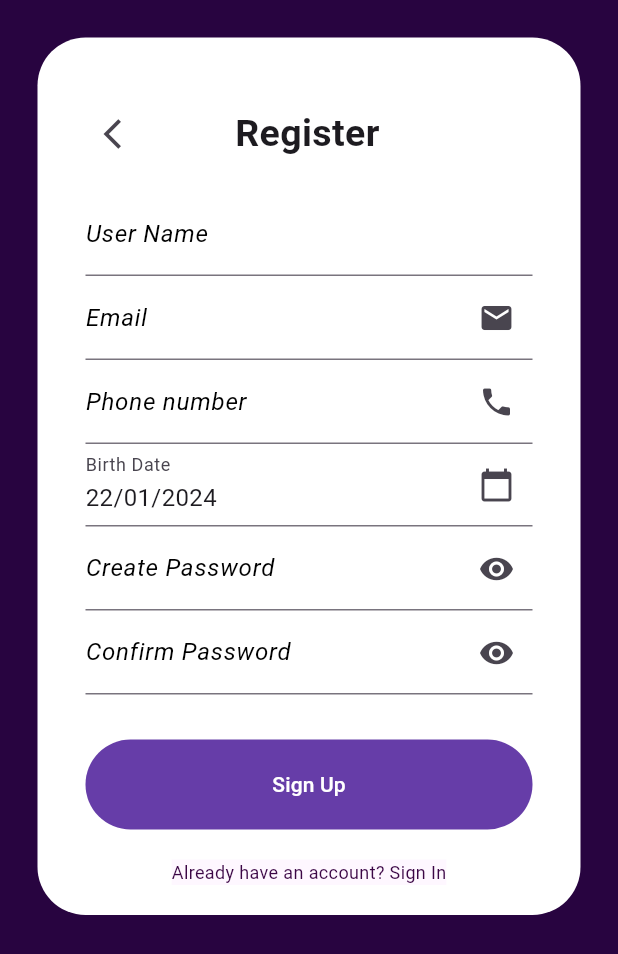
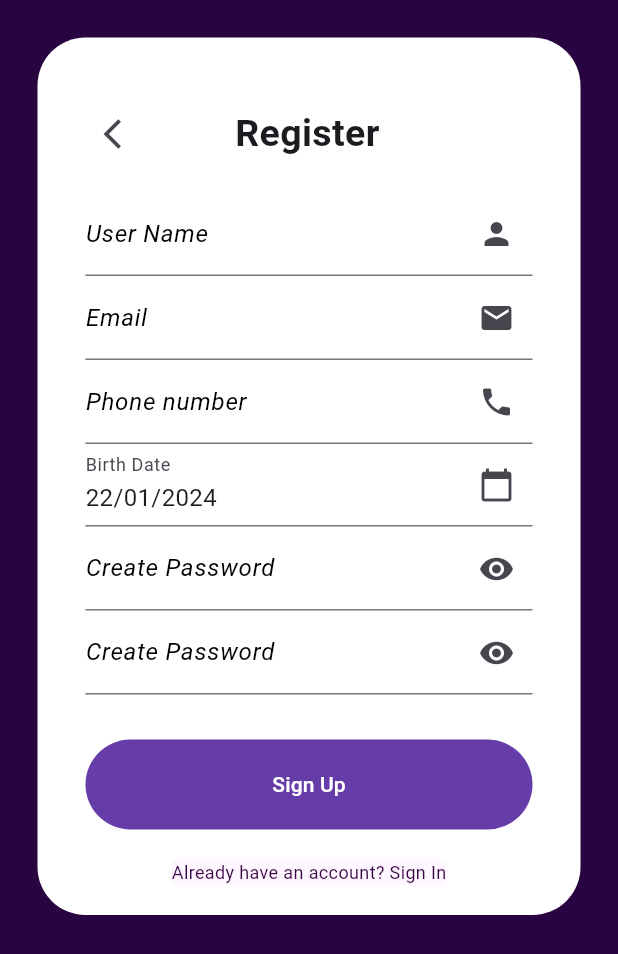
Before and after one commit to manulis/Harmonica, a Flutter app: the Register screen opened directly, scrolled down 206 dp, on a phone screen of 412 x 824 dp. Shown: the top 954 px of the screen. Run offline on Flutter 3.47's test engine with Material 3 defaults, Android fonts, the phone set to English and light mode, and no system bars; our stand-ins replace email_validator, flutter_spinkit, supabase_flutter; accounts and stored records are empty.

Commit message:
widgets genericos para campos de texto, creación de usuario a partir de correo y password

```diff
--- a/lib/screens/Register.dart
+++ b/lib/screens/Register.dart
@@ -5,6 +5,7 @@ import 'package:harmonica/functions/navigator.dart';
 import 'package:harmonica/functions/databasePetitions.dart';
 import 'package:intl/intl.dart';
 import 'package:harmonica/objects/User.dart' as UserObject;
+
 
 class Register extends StatefulWidget {
   @override
@@ -14,6 +15,7 @@ class Register extends StatefulWidget {
 class _Register extends State<Register> {
   bool _obscureText1 = true;
   bool _obscureText2 = true;
+  bool _loadinSpinner = false;
   DateTime _selectedDate = DateTime.now();
   String name = '';
   String email = '';
@@ -69,7 +71,7 @@ class _Register extends State<Register> {
           body: SingleChildScrollView(
             child: Container(
               padding: const EdgeInsets.all(15),
-              child: Column(
+              child:  Column(
                 children: [
                   Container(
                     padding: const EdgeInsets.symmetric(horizontal: 32, vertical: 20),
@@ -79,7 +81,6 @@ class _Register extends State<Register> {
                       borderRadius: BorderRadius.circular(32),
                     ),
                     child: Column(
-
                       children: [
                         const SizedBox(height: 20),
                         Row(
@@ -100,6 +101,7 @@ class _Register extends State<Register> {
                             const SizedBox(width: 50),
                           ],
                         ),
+
                         Form(
                         key: _formKey,
                         child:
@@ -107,66 +109,36 @@ class _Register extends State<Register> {
                           crossAxisAlignment: CrossAxisAlignment.stretch,
                           children: [
                             const SizedBox(height: 15),
-                            TextFormField(
+                            GenericTextField(
                               controller: _NameController,
                               validator: FocusName,
-                              decoration:  const InputDecoration(
                               labelText: 'User Name',
-                                labelStyle:  TextStyle(
-                                    color: Color.fromARGB(255, 0, 0, 0),
-                                    fontStyle: FontStyle.italic,
-                                    fontSize: 16),
-                                hintText: 'Write your name',
-                                hintStyle:  TextStyle(
-                                    color: Color.fromARGB(255, 172, 172, 172),
-                                    fontStyle: FontStyle.italic,
-                                    fontSize: 16),
-                              ),
+                              hintText: 'Write your User Name',
+                              suffixIcon: Icons.person,
                               onChanged: (text) {
                                 setState(() {
                                   name = text;
                                 });
                               },
                             ),
-                            TextFormField(
+                            GenericTextField(
                               controller: _EmailController,
                               validator: FocusEmail,
-                              decoration: const InputDecoration(
-
                               labelText: 'Email',
-                                labelStyle: TextStyle(
-                                    color: Color.fromARGB(255, 0, 0, 0),
-                                    fontStyle: FontStyle.italic,
-                                    fontSize: 16),
                               hintText: 'Write your Email',
-                                suffixIcon: Icon(Icons.email),
-                                hintStyle: TextStyle(
-                                    color: Color.fromARGB(255, 172, 172, 172),
-                                    fontStyle: FontStyle.italic,
-                                    fontSize: 16),
-                              ),
+                              suffixIcon: Icons.email,
                               onChanged: (text) {
                                 setState(() {
                                   email = text;
                                 });
                               },
                             ),
-                            TextFormField(
+                            GenericTextField(
                               controller: _PhoneController,
                               validator: FocusPhone,
-                              decoration: const InputDecoration(
                               labelText: 'Phone number',
-                                labelStyle: TextStyle(
-                                    color: Color.fromARGB(255, 0, 0, 0),
-                                    fontStyle: FontStyle.italic,
-                                    fontSize: 16),
                               hintText: 'Write your Phone number',
-                                suffixIcon: Icon(Icons.phone),
-                                hintStyle: TextStyle(
-                                    color: Color.fromARGB(255, 172, 172, 172),
-                                    fontStyle: FontStyle.italic,
-                                    fontSize: 16),
-                              ),
+                              suffixIcon: Icons.phone,
                               onChanged: (text) {
                                 setState(() {
                                   phone = text;
@@ -188,64 +160,30 @@ class _Register extends State<Register> {
                                 ),
                               ),
                             ),
-                            TextFormField(
+                            CustomPasswordTextField(
                               controller: _PasswordController,
                               validator: FocusPassword,
                               obscureText: _obscureText1,
-                              decoration: InputDecoration(
-                                labelText: 'Create Password',
-                                labelStyle: const TextStyle(
-                                    color: Color.fromARGB(255, 0, 0, 0),
-                                    fontStyle: FontStyle.italic,
-                                    fontSize: 16),
-                                hintText: 'Type a Password',
-                                hintStyle: const TextStyle(
-                                    color: Color.fromARGB(255, 172, 172, 172),
-                                    fontStyle: FontStyle.italic,
-                                    fontSize: 16),
-                                suffixIcon: IconButton(
-                                  icon: Icon(_obscureText1
-                                      ? Icons.visibility
-                                      : Icons.visibility_off),
-                                  onPressed: () {
+                              onToggleObscureText: (bool value) {
                                 setState(() {
-                                      _obscureText1 = !_obscureText1;
+                                  _obscureText1 = value;
                                 });
                               },
-                                ),
-                              ),
                               onChanged: (text) {
                                 setState(() {
                                   password = text;
                                 });
                               },
                             ),
-                            TextFormField(
+                            CustomPasswordTextField(
                               controller: _RetypePasswordController,
                               validator: passEq,
-                              obscureText: _obscureText2,
-                              decoration: InputDecoration(
-                                labelText: 'Confirm Password',
-                                labelStyle: const TextStyle(
-                                    color: Color.fromARGB(255, 0, 0, 0),
-                                    fontStyle: FontStyle.italic,
-                                    fontSize: 16),
-                                hintText: 'Retype your Password',
-                                hintStyle: const TextStyle(
-                                    color: Color.fromARGB(255, 172, 172, 172),
-                                    fontStyle: FontStyle.italic,
-                                    fontSize: 16),
-                                suffixIcon: IconButton(
-                                  icon: Icon(_obscureText2
-                                      ? Icons.visibility
-                                      : Icons.visibility_off),
-                                  onPressed: () {
+                              obscureText: _obscureText1,
+                              onToggleObscureText: (bool value) {
                                 setState(() {
-                                      _obscureText2 = !_obscureText2;
+                                  _obscureText2 = value;
                                 });
                               },
-                                ),
-                              ),
                               onChanged: (text) {
                                 setState(() {
                                   Retypepassword = text;
@@ -254,14 +192,24 @@ class _Register extends State<Register> {
                             ),
                             const SizedBox(height: 30),
                             SizedBox(
-                              child: buildButton('Sign Up', () async {
+                              child:
+                              _loadinSpinner ? spinkit :
+                              buildButton('Sign Up', () async {
                                 String birthDate = DateFormat('dd/MM/yyyy').format(_selectedDate);
+                                print(_NameController.selection);
                                 UserObject.User user = UserObject.User(name, email, phone, birthDate, password, '' , [''] , ['']);
-                                print(email);
-                                if(emailValidate(email) && phoneValidate(user.phone) && name.isNotEmpty && PasswordValidate.GoodPassword(password) && password==Retypepassword){
+                                if(emailValidate(user.email) && phoneValidate(user.phone) && name.isNotEmpty && PasswordValidate.GoodPassword(password) && password==Retypepassword){
                                   print(user);
-
                                   bool registerInfo = await userHandler.postUser(user, context);
+                                  setState(() {
+                                    _loadinSpinner=true;
+                                  });
+                                  if(registerInfo){
+                                    RegistrationSuccessPopup(context, () {nav('Login', context);});
+                                  }
+                                  setState(() {
+                                    _loadinSpinner = false;
+                                  });
                                   _save();
                                   print(registerInfo);
 
@@ -299,3 +247,24 @@ class _Register extends State<Register> {
   }
 
 }
+
+ void RegistrationSuccessPopup(BuildContext context, VoidCallback onContinuePressed) {
+    showDialog(
+      context: context,
+      builder: (BuildContext context) {
+        return AlertDialog(
+          title: Icon(Icons.check_circle, color: Colors.green, size: 50),
+          content: Text("¡Registro exitoso!", textAlign: TextAlign.center),
+          actions: <Widget>[
+            TextButton(
+              onPressed: () {
+                Navigator.of(context).pop();
+                onContinuePressed();
+              },
+              child: Text("Continuar"),
+            ),
+          ],
+        );
+      },
+    );
+  }
--- a/lib/widgets/Generic_widgets.dart
+++ b/lib/widgets/Generic_widgets.dart
@@ -1,5 +1,6 @@
 import 'package:flutter/material.dart';
 import 'package:flutter/rendering.dart';
+import 'package:flutter_spinkit/flutter_spinkit.dart';
 
 //Cabecera con Logo:
 Widget headLogo(double height){
@@ -45,7 +46,7 @@ Widget buildClickableText(String text, VoidCallback onTap) {
 
 
 //Pop up
-void PopUp(BuildContext context, String title, String content) {
+void GenericPopUp(BuildContext context, String title, String content) {
   showDialog(
     context: context,
     builder: (BuildContext context) {
@@ -64,3 +65,112 @@ void PopUp(BuildContext context, String title, String content) {
     },
   );
 }
+
+
+//Form widgets
+class GenericTextField extends StatefulWidget {
+  final TextEditingController controller;
+  final String? Function(String?) validator; // Modificado el tipo del parámetro
+  final String labelText;
+  final String hintText;
+  final IconData suffixIcon;
+  final void Function(String) onChanged;
+
+  GenericTextField({
+    required this.controller,
+    required this.validator,
+    required this.labelText,
+    required this.hintText,
+    required this.suffixIcon,
+    required this.onChanged,
+  });
+
+  @override
+  _GenericTextFieldState createState() => _GenericTextFieldState();
+}
+
+class _GenericTextFieldState extends State<GenericTextField> {
+  @override
+  Widget build(BuildContext context) {
+    return TextFormField(
+      controller: widget.controller,
+      validator: (text) => widget.validator(text ?? ''),
+      decoration: InputDecoration(
+        labelText: widget.labelText,
+        labelStyle: const TextStyle(
+          color: Color.fromARGB(255, 0, 0, 0),
+          fontStyle: FontStyle.italic,
+          fontSize: 16,
+        ),
+        hintText: widget.hintText,
+        suffixIcon: Icon(widget.suffixIcon),
+        hintStyle: const TextStyle(
+          color: Color.fromARGB(255, 172, 172, 172),
+          fontStyle: FontStyle.italic,
+          fontSize: 16,
+        ),
+      ),
+      onChanged: widget.onChanged,
+    );
+  }
+}
+
+class CustomPasswordTextField extends StatelessWidget {
+  final TextEditingController controller;
+  final String? Function(String?) validator;
+  final bool obscureText;
+  final void Function(bool) onToggleObscureText;
+  final void Function(String) onChanged;
+
+  const CustomPasswordTextField({
+    Key? key,
+    required this.controller,
+    required this.validator,
+    required this.obscureText,
+    required this.onToggleObscureText,
+    required this.onChanged,
+  }) : super(key: key);
+
+  @override
+  Widget build(BuildContext context) {
+    return TextFormField(
+      controller: controller,
+      validator: validator,
+      obscureText: obscureText,
+      decoration: InputDecoration(
+        labelText: 'Create Password',
+        labelStyle: const TextStyle(
+          color: Color.fromARGB(255, 0, 0, 0),
+          fontStyle: FontStyle.italic,
+          fontSize: 16,
+        ),
+        hintText: 'Type a Password',
+        hintStyle: const TextStyle(
+          color: Color.fromARGB(255, 172, 172, 172),
+          fontStyle: FontStyle.italic,
+          fontSize: 16,
+        ),
+        suffixIcon: IconButton(
+          icon: Icon(obscureText ? Icons.visibility : Icons.visibility_off),
+          onPressed: () {
+            onToggleObscureText(!obscureText);
+          },
+        ),
+      ),
+      onChanged: onChanged,
+    );
+  }
+}
+
+
+//LoadingSpinner
+final spinkit = SpinKitFadingFour(
+  itemBuilder: (BuildContext context, int index) {
+    return DecoratedBox(
+
+      decoration: BoxDecoration(
+        color: index.isEven ? Color.fromRGBO(59, 6, 69, 1): Color.fromRGBO(102, 61, 168, 1),
+      ),
+    );
+  },
+);
--- a/pubspec.yaml
+++ b/pubspec.yaml
@@ -14,7 +14,7 @@ dependencies:
   supabase_flutter: ^2.0.1
   custom_route_transitions_nan: ^0.0.3
   email_validator: '^2.1.16'
-
+  flutter_spinkit: ^5.2.0
 
 
 dev_dependencies:
```
Also changed, not shown: lib/functions/databasePetitions.dart (+21 -13 lines), pubspec.lock. Lines whose indentation alone changed are shown as unchanged.
